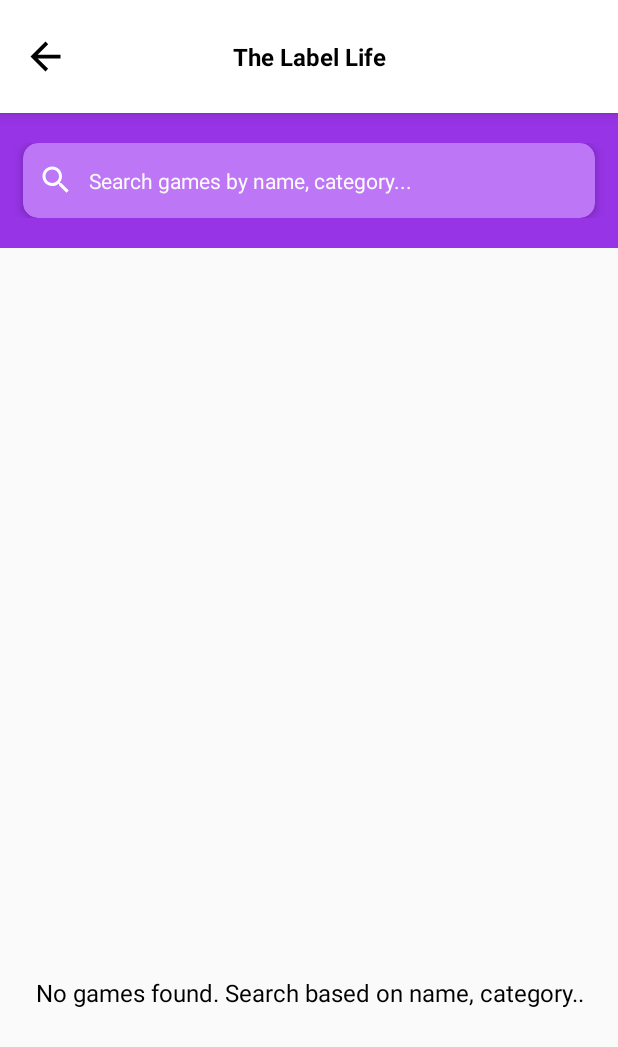
After one commit to Jakirsayyed98/PerkHub, an Android app: the layout fragment_search_game.xml on its own in the app's theme, with its tools: preview values and no code run, on a phone screen of 412 x 824 dp. The commit adds this screen. Shown: the top 1047 px of the screen. Run offline under Robolectric (Android 15) with nearby library versions, the phone set to English and light mode, and no system bars.

Commit message:
code update as per UI

```diff
--- a/app/build.gradle.kts
+++ b/app/build.gradle.kts
@@ -3,6 +3,7 @@
         alias(libs.plugins.jetbrains.kotlin.android)
         alias(libs.plugins.google.gms.google.services)
         id("com.google.devtools.ksp") version "1.9.20-1.0.14"
+        alias(libs.plugins.google.firebase.crashlytics)
         //    kotlin("kapt")
     }
 
@@ -67,6 +68,7 @@
         implementation(libs.androidx.browser)
         implementation(libs.firebase.messaging)
         implementation(libs.androidx.lottie)
+        implementation(libs.firebase.crashlytics)
 
         // Room
     //    kapt(libs.androidx.room.compiler)
--- a/app/src/main/java/app/perkhub/ContainerActivity.kt
+++ b/app/src/main/java/app/perkhub/ContainerActivity.kt
@@ -12,6 +12,7 @@
 import androidx.core.view.updatePadding
 import androidx.fragment.app.Fragment
 import app.perkhub.Screens.Games.GamesFragment
+import app.perkhub.Screens.Games.SearchGameFragment
 import app.perkhub.Screens.Home.HomeScreenFragment
 import app.perkhub.Screens.Notifications.NotificationListFragment
 import app.perkhub.Screens.Offers.OffersFragment
@@ -165,6 +166,10 @@
                 addFragment(GamesFragment.newInstance())
              }
 
+            "SearchGameFragment"->{
+                addFragment(SearchGameFragment.newInstance())
+            }
+
         }
     }
 
--- a/app/src/main/java/app/perkhub/Screens/Home/HomeScreenFragment.kt
+++ b/app/src/main/java/app/perkhub/Screens/Home/HomeScreenFragment.kt
@@ -120,7 +120,7 @@
         search.setOnClickListener {
             ContainerActivity.OpenContainerType2(requireContext(), "SelectedCategoryFragment", "Search", null)
         }
-        notification.setOnClickListener {
+        notificationLayout.setOnClickListener {
             ContainerActivity.OpenContainer(requireContext(), "NotificationListFragment", null)
         }
     }
--- /dev/null
+++ b/app/src/main/res/layout/fragment_search_game.xml
@@ -0,0 +1,87 @@
+<?xml version="1.0" encoding="utf-8"?>
+<LinearLayout xmlns:android="http://schemas.android.com/apk/res/android"
+    xmlns:app="http://schemas.android.com/apk/res-auto"
+    xmlns:tools="http://schemas.android.com/tools"
+    android:layout_width="match_parent"
+    android:layout_height="match_parent"
+    android:orientation="vertical"
+    tools:context=".Screens.Games.SearchGameFragment">
+
+    <include
+        android:id="@+id/toolbar"
+        layout="@layout/toolbar_layout"
+        android:background="@color/games_bg"
+        />
+
+    <LinearLayout
+        android:id="@+id/toolbar2"
+        android:layout_width="match_parent"
+        android:layout_height="wrap_content"
+        android:background="@color/games_bg"
+        android:orientation="vertical"
+        android:paddingVertical="@dimen/dp20">
+
+        <androidx.cardview.widget.CardView
+            android:id="@+id/searchLayout"
+            android:layout_width="match_parent"
+            android:layout_height="50dp"
+            android:layout_marginHorizontal="15dp"
+            app:cardBackgroundColor="@color/games_bg_light"
+            app:cardCornerRadius="10dp"
+            app:cardElevation="4dp">
+
+            <LinearLayout
+                android:layout_width="match_parent"
+                android:layout_height="match_parent"
+                android:gravity="center_vertical"
+                android:orientation="horizontal"
+                android:paddingStart="10dp">
+
+                <ImageView
+                    android:layout_width="24dp"
+                    android:layout_height="24dp"
+                    android:src="@drawable/search"
+                    android:contentDescription="Search Icon"
+                    app:tint="@color/white" />
+
+                <EditText
+                    android:id="@+id/search"
+                    android:layout_width="match_parent"
+                    android:layout_height="match_parent"
+                    android:layout_gravity="center_vertical"
+                    android:layout_marginStart="10dp"
+                    android:background="@android:color/transparent"
+                    android:gravity="center_vertical"
+                    android:hint="Search games by name, category..."
+                    android:textColor="@color/white"
+                    android:textColorHint="@color/background_light"
+                    android:textSize="@dimen/sp14"
+                    android:inputType="text"
+                    android:maxLines="1"
+                    android:imeOptions="actionSearch"/>
+
+            </LinearLayout>
+        </androidx.cardview.widget.CardView>
+    </LinearLayout>
+
+    <androidx.recyclerview.widget.RecyclerView
+        android:id="@+id/games"
+        android:layout_width="match_parent"
+        android:layout_height="0dp"
+        android:layout_weight="1"
+        android:layout_marginTop="@dimen/dp10"/>
+
+    <TextView
+        android:id="@+id/tv_no_games_found"
+        android:layout_width="match_parent"
+        android:layout_height="0dp"
+        android:layout_weight="1"
+        android:gravity="center"
+        android:text="No games found. Search based on name, category.."
+        android:textColor="@color/black"
+        android:textSize="@dimen/sp16"
+        android:padding="@dimen/dp20"
+        android:visibility="gone"
+        tools:visibility="visible"/>
+
+</LinearLayout>
--- a/build.gradle.kts
+++ b/build.gradle.kts
@@ -3,4 +3,5 @@
     alias(libs.plugins.android.application) apply false
     alias(libs.plugins.jetbrains.kotlin.android) apply false
     alias(libs.plugins.google.gms.google.services) apply false
+    alias(libs.plugins.google.firebase.crashlytics) apply false
 }
--- a/gradle/libs.versions.toml
+++ b/gradle/libs.versions.toml
@@ -25,6 +25,8 @@
 room = "2.5.0" # added for room-runtime + compiler
 roomCompiler = "2.5.0"
 coroutines = "1.7.3"
+firebaseCrashlytics = "20.0.3"
+googleFirebaseCrashlytics = "3.0.6"
 #ksp = "1.9.20-1.0.14"
 
 
@@ -64,8 +66,10 @@
 kotlinx-coroutines-android = { group = "org.jetbrains.kotlinx", name = "kotlinx-coroutines-android", version.ref = "coroutines" }
 #ksp = { id = "com.google.devtools.ksp", version.ref = "ksp" }
 firebase-bom = { group = "com.google.firebase", name = "firebase-bom", version = "33.1.1" }
+firebase-crashlytics = { group = "com.google.firebase", name = "firebase-crashlytics", version.ref = "firebaseCrashlytics" }
 
 [plugins]
 android-application = { id = "com.android.application", version.ref = "agp" }
 jetbrains-kotlin-android = { id = "org.jetbrains.kotlin.android", version.ref = "kotlin" }
 google-gms-google-services = { id = "com.google.gms.google-services", version.ref = "googleGmsGoogleServices" }
+google-firebase-crashlytics = { id = "com.google.firebase.crashlytics", version.ref = "googleFirebaseCrashlytics" }
```
Also changed, not shown: app/src/main/java/app/perkhub/Screens/Games/GamesFragment.kt (+53 -61 lines), app/src/main/java/app/perkhub/Screens/Games/SearchGameFragment.kt (added, +139 -0 lines), app/src/main/java/app/perkhub/Screens/Games/adapter/CategoryWiseGameAdapter.kt (added, +52 -0 lines), app/src/main/java/app/perkhub/Screens/Games/adapter/GameCategoriesAdapter.kt (+16 -1 lines), app/src/main/java/app/perkhub/Screens/Games/adapter/SearchGameAdapter.kt (added, +103 -0 lines), app/src/main/java/app/perkhub/Screens/Games/model/GamesCategoryRes.kt (+6 -2 lines), app/src/main/res/layout/fragment_home_screen.xml (+1 -69 lines), app/src/main/res/layout/fragment_store_detail.xml (+4 -3 lines), app/src/main/res/layout/game_search_layout.xml (added, +112 -0 lines), app/src/main/res/layout/trending_games_layout.xml (+7 -3 lines).
